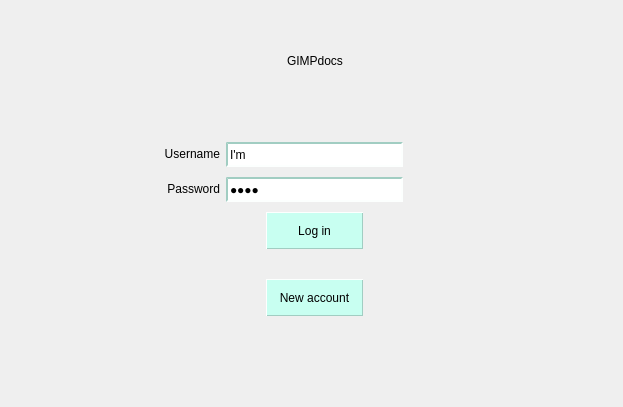
Above: CLIENT/GUI/ui/gui_login.ui from GiuliCler/GIMPteam before the change. Below: the same form after it.
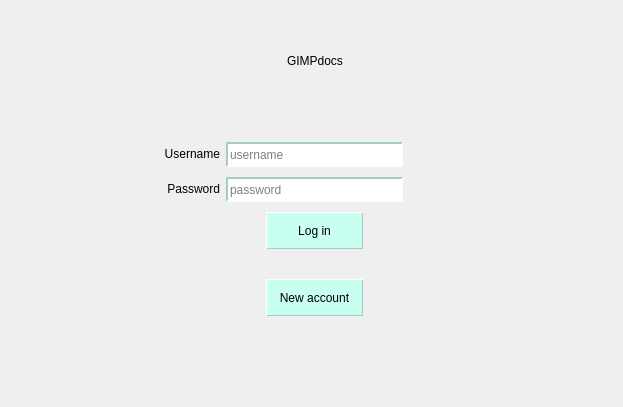
That is the form after the change.

```diff
--- a/CLIENT/GUI/ui/gui_login.ui
+++ b/CLIENT/GUI/ui/gui_login.ui
@@ -89,7 +89,10 @@
       </size>
      </property>
      <property name="text">
-      <string>I'm</string>
+      <string/>
+     </property>
+     <property name="placeholderText">
+      <string>username</string>
      </property>
     </widget>
    </item>
@@ -102,11 +105,14 @@
       </size>
      </property>
      <property name="text">
-      <string>lazy</string>
+      <string/>
      </property>
      <property name="echoMode">
       <enum>QLineEdit::Password</enum>
      </property>
+     <property name="placeholderText">
+      <string>password</string>
+     </property>
     </widget>
    </item>
    <item row="3" column="3" rowspan="2">
```
